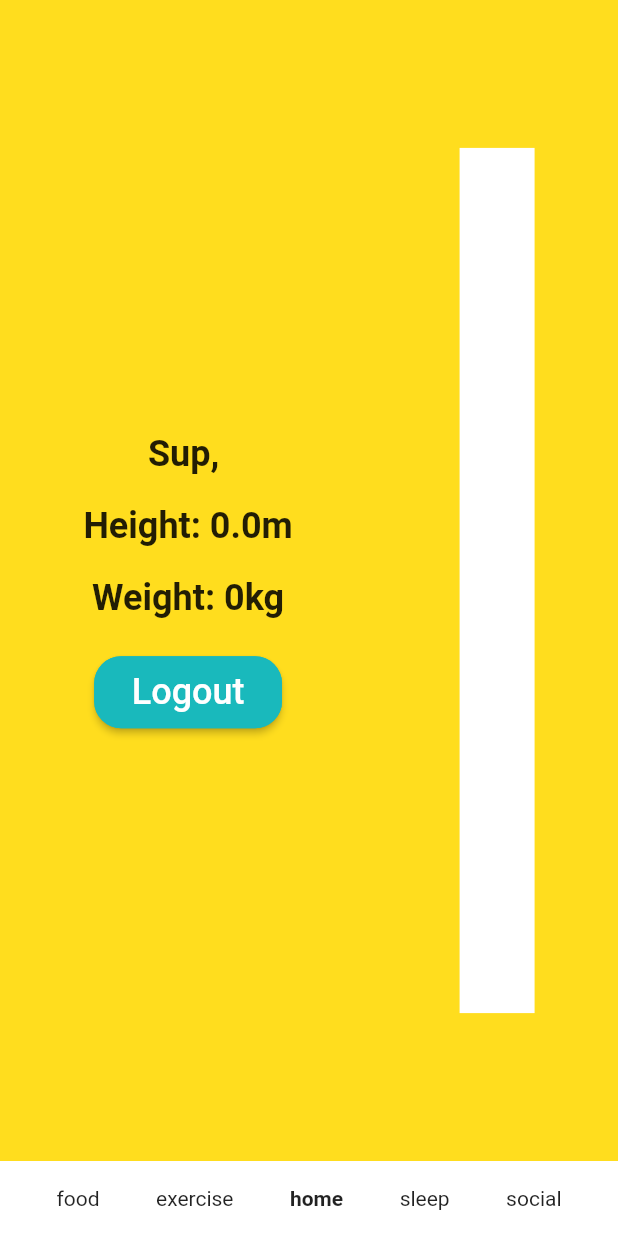
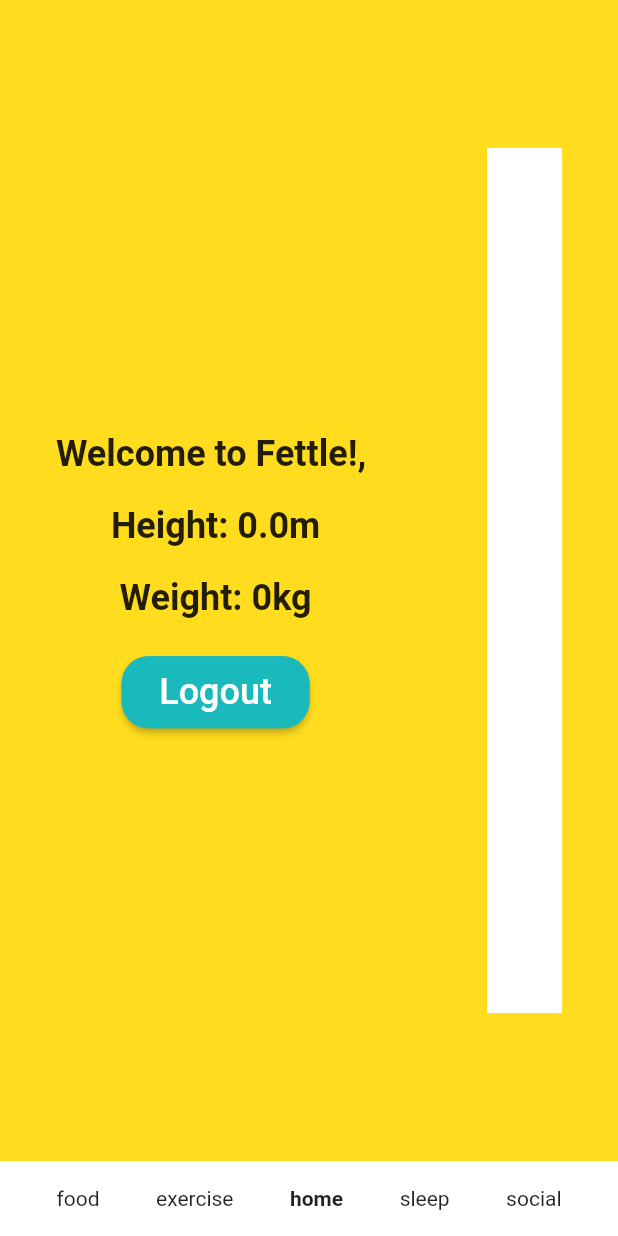
Before and after one commit to tanjineey/dipgroup4, a Flutter app: the HomeScreen screen opened by its route, on a phone screen of 412 x 824 dp. Run offline on Flutter 3.47's test engine with Material 2 defaults, Android fonts, the phone set to English and light mode, and no system bars; our stand-ins replace cloud_firestore, firebase_auth, firebase_core, firebase_messaging, firebase_storage, flutter_spinkit and 3 more; missing offline and left inert: health; accounts and stored records are empty.

Commit message:
homepage update

```diff
--- a/fettle/lib/ui/screens/home.dart
+++ b/fettle/lib/ui/screens/home.dart
@@ -71,7 +71,7 @@ class _HomeScreenState extends State<HomeScreen> {
                                     children: <Widget>[
                                       Column(children: <Widget>[
                                         Text(
-                                            "Sup, " +
+                                            "Welcome to Fettle!, " +
                                                 Provider.of<AvatarProvider>(
                                                         context)
                                                     .name,
```
Also changed, not shown: fettle/pubspec.lock, 1 other file.
